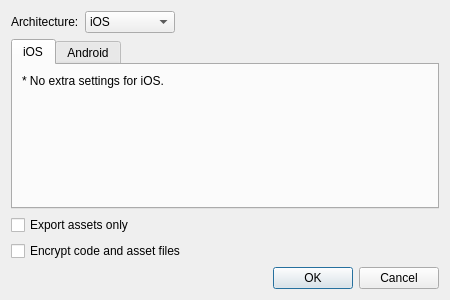
First picture: the form in ui/exportprojectdialog.ui, repository gideros/gideros, before the edit.
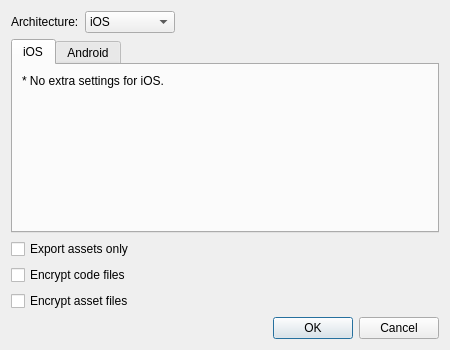
Second picture: the form after the edit.

Commit message: Separated code and assets encryption.

What changed in the file:
```diff
--- a/ui/exportprojectdialog.ui
+++ b/ui/exportprojectdialog.ui
@@ -7,7 +7,7 @@
     <x>0</x>
     <y>0</y>
     <width>450</width>
-    <height>300</height>
+    <height>350</height>
    </rect>
   </property>
   <property name="windowTitle">
@@ -167,7 +167,14 @@
    <item>
     <widget class="QCheckBox" name="encrypt">
      <property name="text">
-      <string>Encrypt code and asset files</string>
+      <string>Encrypt code files</string>
+     </property>
+    </widget>
+   </item>
+   <item>
+    <widget class="QCheckBox" name="encryptAssets">
+     <property name="text">
+      <string>Encrypt asset files</string>
      </property>
     </widget>
    </item>
```
Left out of the diff: 2 changed lines with no effect on the pictures. The commit also changes 12 other files.
